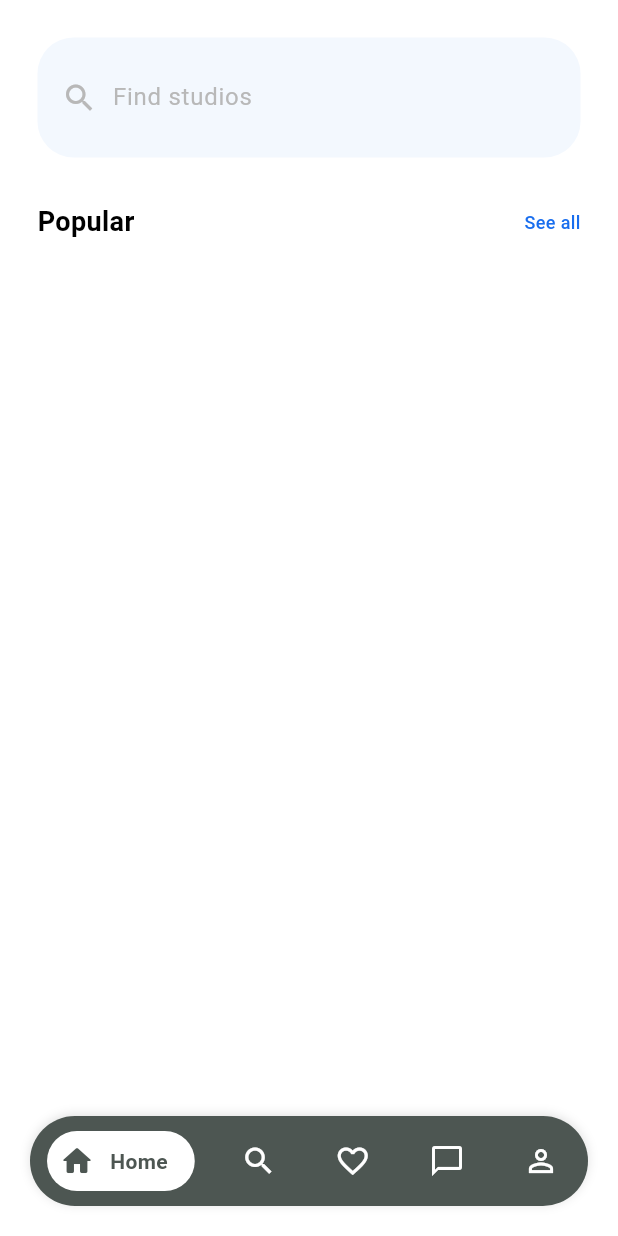
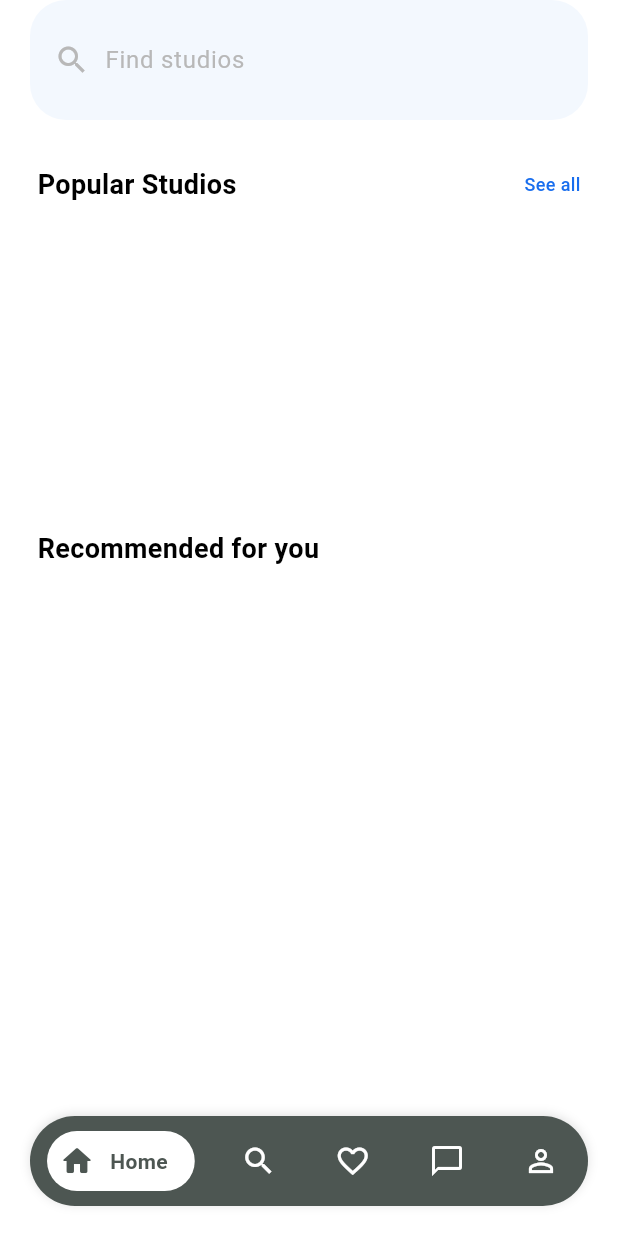
Before and after one commit to Tristaaaaan/tugtugan, a Flutter app: the screen it shows once a user with an empty profile is signed in, on a phone screen of 412 x 824 dp. Run offline on Flutter 3.47's test engine with Material 3 defaults, Android fonts, the light colour scheme and no system bars; our stand-ins replace cached_network_image, cloud_firestore, firebase_auth, firebase_core, firebase_messaging, flutter_dotenv and 9 more; accounts and stored records are empty; generated files the repository leaves out were written again.

Commit message:
feature: add recommended for you studio

```diff
--- a/lib/commons/widgets/tiles/studio_tiles.dart
+++ b/lib/commons/widgets/tiles/studio_tiles.dart
@@ -24,16 +24,17 @@ class StudioTile extends StatelessWidget {
         onTap();
       },
       child: Container(
+        margin: const EdgeInsets.only(right: 10),
         decoration: BoxDecoration(
           color: Theme.of(context).colorScheme.primary,
-          borderRadius: BorderRadius.circular(24),
+          borderRadius: BorderRadius.circular(20),
         ),
-        height: 240,
-        width: 188,
+        height: 300,
+        width: 167,
         child: Stack(
           children: [
             ClipRRect(
-              borderRadius: BorderRadius.circular(24),
+              borderRadius: BorderRadius.circular(15),
               child: CachedNetworkImage(
                 imageUrl: image,
                 fit: BoxFit.cover,
--- a/lib/features/home/presentation/home.dart
+++ b/lib/features/home/presentation/home.dart
@@ -2,9 +2,10 @@ import 'package:flutter/material.dart';
 import 'package:go_router/go_router.dart';
 import 'package:hooks_riverpod/hooks_riverpod.dart';
 import 'package:shimmer/shimmer.dart';
-import 'package:tugtugan/commons/widgets/tiles/studio_tiles.dart';
-import 'package:tugtugan/core/appmodels/studio_model.dart';
 import 'package:tugtugan/features/studios/studio_data_providers.dart';
+
+import '../../../commons/widgets/tiles/studio_tiles.dart';
+import '../../../core/appmodels/studio_model.dart';
 
 class HomePage extends ConsumerWidget {
   const HomePage({super.key});
@@ -12,13 +13,19 @@ class HomePage extends ConsumerWidget {
   @override
   Widget build(BuildContext context, WidgetRef ref) {
     final studioList = ref.watch(studioProvider);
-    return SafeArea(
-      child: Scaffold(
-        body: Padding(
-          padding: const EdgeInsets.all(25),
-          child: Column(
+    return Scaffold(
+      body: SafeArea(
+        top: true,
+        bottom: false,
+        child: CustomScrollView(
+          slivers: [
+            SliverList(
+              delegate: SliverChildListDelegate(
+                [
+                  Column(
                     children: [
                       Container(
+                        margin: const EdgeInsets.symmetric(horizontal: 20),
                         decoration: BoxDecoration(
                           borderRadius: BorderRadius.circular(24),
                           color: Theme.of(context).colorScheme.primaryContainer,
@@ -29,7 +36,9 @@ class HomePage extends ConsumerWidget {
                             children: [
                               Icon(
                                 Icons.search,
-                        color: Theme.of(context).colorScheme.inversePrimary,
+                                color: Theme.of(context)
+                                    .colorScheme
+                                    .inversePrimary,
                               ),
                               const SizedBox(width: 10),
                               Expanded(
@@ -38,8 +47,9 @@ class HomePage extends ConsumerWidget {
                                     border: InputBorder.none,
                                     hintText: "Find studios",
                                     hintStyle: TextStyle(
-                              color:
-                                  Theme.of(context).colorScheme.inversePrimary,
+                                      color: Theme.of(context)
+                                          .colorScheme
+                                          .inversePrimary,
                                     ),
                                   ),
                                 ),
@@ -49,14 +59,15 @@ class HomePage extends ConsumerWidget {
                         ),
                       ),
                       const SizedBox(height: 30),
-              Expanded(
-                child: Column(
+                      Column(
                         children: [
-                    Row(
+                          Padding(
+                            padding: const EdgeInsets.symmetric(horizontal: 25),
+                            child: Row(
                               mainAxisAlignment: MainAxisAlignment.spaceBetween,
                               children: [
                                 const Text(
-                          "Popular",
+                                  "Popular Studios",
                                   style: TextStyle(
                                     fontSize: 18,
                                     fontWeight: FontWeight.w600,
@@ -66,18 +77,20 @@ class HomePage extends ConsumerWidget {
                                     style: TextStyle(
                                       fontSize: 12,
                                       fontWeight: FontWeight.w500,
-                              color: Theme.of(context).colorScheme.primary,
+                                      color:
+                                          Theme.of(context).colorScheme.primary,
                                     ))
                               ],
                             ),
+                          ),
                           const SizedBox(height: 12),
                           SizedBox(
-                      height: 250,
+                            height: 180,
                             child: studioList.when(
                               data: (data) {
-                          return ListView.separated(
-                            separatorBuilder: (context, index) =>
-                                const SizedBox(width: 10),
+                                return ListView.builder(
+                                  padding: const EdgeInsets.only(
+                                      left: 20, right: 10),
                                   scrollDirection: Axis.horizontal,
                                   itemCount: data.length,
                                   itemBuilder: (context, index) {
@@ -86,13 +99,14 @@ class HomePage extends ConsumerWidget {
                                       image: studio.imageUrl,
                                       studioName: studio.studioName,
                                       rating: 4.2,
-                                onTap: () =>
-                                    context.go('/studio?studioId=${studio.id}'),
+                                      onTap: () => context
+                                          .go('/studio?studioId=${studio.id}'),
                                     );
                                   },
                                 );
                               },
-                        error: (error, stackTrace) => Text(error.toString()),
+                              error: (error, stackTrace) =>
+                                  Text(error.toString()),
                               loading: () {
                                 return Shimmer.fromColors(
                                   baseColor: Colors.grey[400]!,
@@ -101,7 +115,9 @@ class HomePage extends ConsumerWidget {
                                     width: 188,
                                     decoration: BoxDecoration(
                                       borderRadius: BorderRadius.circular(5),
-                                color: Theme.of(context).colorScheme.tertiary,
+                                      color: Theme.of(context)
+                                          .colorScheme
+                                          .tertiary,
                                     ),
                                     height: 240,
                                   ),
@@ -111,9 +127,72 @@ class HomePage extends ConsumerWidget {
                           ),
                         ],
                       ),
+                      const SizedBox(height: 25),
+                      Column(
+                        crossAxisAlignment: CrossAxisAlignment.start,
+                        children: [
+                          const Padding(
+                            padding: EdgeInsets.only(left: 25),
+                            child: Text(
+                              "Recommended for you",
+                              style: TextStyle(
+                                fontSize: 18,
+                                fontWeight: FontWeight.w600,
+                              ),
+                            ),
+                          ),
+                          const SizedBox(height: 12),
+                          SizedBox(
+                            height: 180,
+                            child: studioList.when(
+                              data: (data) {
+                                return ListView.builder(
+                                  padding: const EdgeInsets.only(
+                                    left: 20,
+                                    right: 10,
+                                  ),
+                                  scrollDirection: Axis.horizontal,
+                                  itemCount: data.length,
+                                  itemBuilder: (context, index) {
+                                    final StudioModel studio = data[index];
+                                    return StudioTile(
+                                      image: studio.imageUrl,
+                                      studioName: studio.studioName,
+                                      rating: 4.2,
+                                      onTap: () => context
+                                          .go('/studio?studioId=${studio.id}'),
+                                    );
+                                  },
+                                );
+                              },
+                              error: (error, stackTrace) =>
+                                  Text(error.toString()),
+                              loading: () {
+                                return Shimmer.fromColors(
+                                  baseColor: Colors.grey[400]!,
+                                  highlightColor: Colors.grey[300]!,
+                                  child: Container(
+                                    width: 188,
+                                    decoration: BoxDecoration(
+                                      borderRadius: BorderRadius.circular(5),
+                                      color: Theme.of(context)
+                                          .colorScheme
+                                          .tertiary,
+                                    ),
+                                    height: 240,
+                                  ),
+                                );
+                              },
+                            ),
                           ),
                         ],
                       ),
+                    ],
+                  ),
+                ],
+              ),
+            ),
+          ],
         ),
       ),
     );
```
Lines whose indentation alone changed are shown as unchanged.
